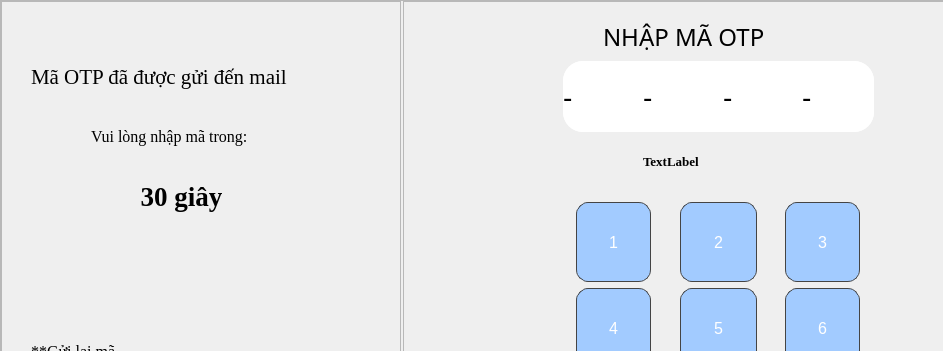
Qt form app/ui/ENTER_OTP.ui (DuongCa-204/SMART-LOCKER) before a commit; both pictures show x 0 to 943 and y 0 to 351 of the 1024 by 600 pixel window.
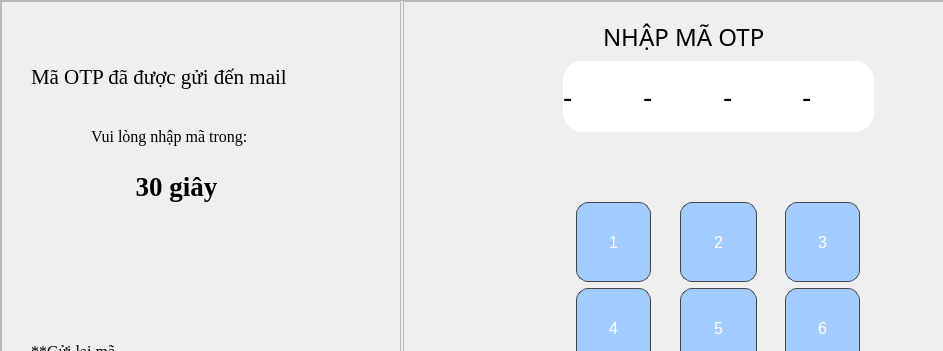
The same form after that commit.

Commit message: update enter_send_email

```diff
--- a/app/ui/ENTER_OTP.ui
+++ b/app/ui/ENTER_OTP.ui
@@ -153,9 +153,9 @@
        <widget class="QLabel" name="lbl_countdown">
         <property name="geometry">
          <rect>
-          <x>120</x>
-          <y>160</y>
-          <width>121</width>
+          <x>30</x>
+          <y>150</y>
+          <width>291</width>
           <height>71</height>
          </rect>
         </property>
@@ -845,7 +845,7 @@
          </font>
         </property>
         <property name="text">
-         <string>TextLabel</string>
+         <string/>
         </property>
        </widget>
       </widget>
```
Left out of the diff: 25 changed lines with no effect on the pictures. The commit also changes 3 other files.
